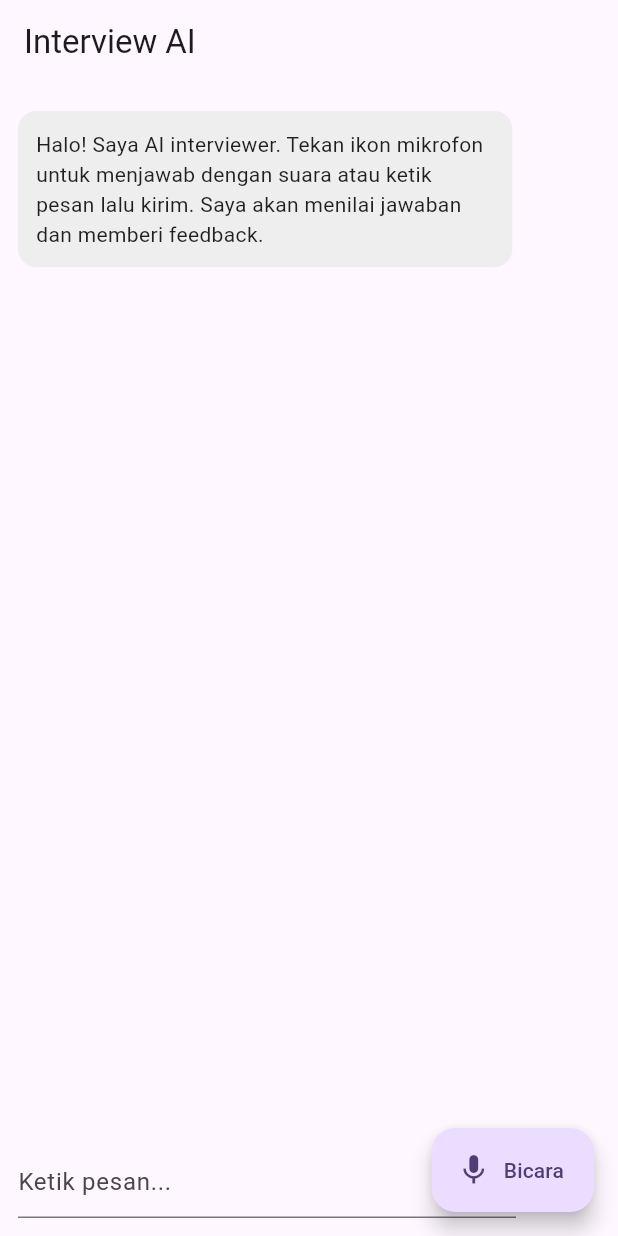
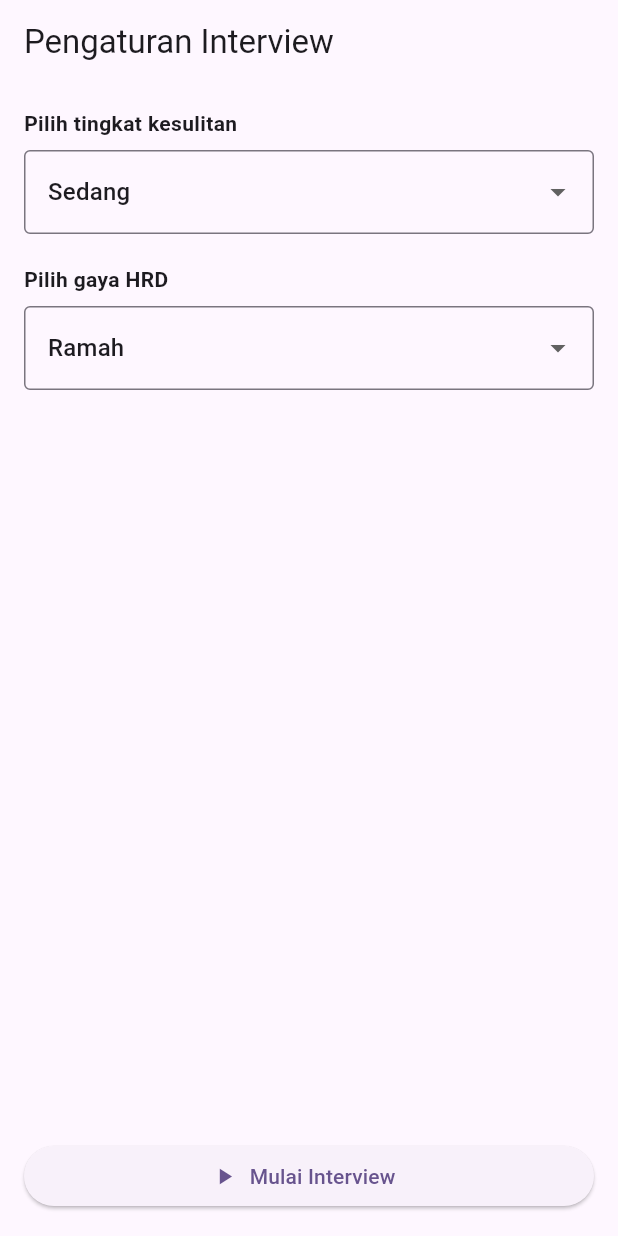
Before and after one commit to iqbalbayuaji/flutter_interview_ai, a Flutter app: the screen it shows after launch, on a phone screen of 412 x 824 dp. Run offline on Flutter 3.47's test engine with Material 3 defaults, Android fonts, the phone set to English and light mode, and no system bars; our stand-ins replace flutter_dotenv, flutter_tts, get, speech_to_text.

Commit message:
[+] Update Interview Options

```diff
--- a/lib/main.dart
+++ b/lib/main.dart
@@ -1,7 +1,7 @@
 import 'package:flutter/material.dart';
 import 'package:get/get.dart';
-import 'pages/chat_page.dart';
 import 'package:flutter_dotenv/flutter_dotenv.dart';
+import 'pages/setup_page.dart';
 
 Future<void> main() async {
   WidgetsFlutterBinding.ensureInitialized();
@@ -21,7 +21,7 @@ class MyApp extends StatelessWidget {
         colorScheme: ColorScheme.fromSeed(seedColor: Colors.deepPurple),
         useMaterial3: true,
       ),
-      home: ChatPage(),
+      home: const SetupPage(),
       debugShowCheckedModeBanner: false,
     );
   }
--- /dev/null
+++ b/lib/models/interview_config.dart
@@ -0,0 +1,6 @@
+class InterviewConfig {
+  final String difficulty; // easy, medium, hard
+  final String hrdStyle; // friendly, strict, technical, behavioral
+
+  const InterviewConfig({required this.difficulty, required this.hrdStyle});
+}
--- a/lib/pages/chat_page.dart
+++ b/lib/pages/chat_page.dart
@@ -3,11 +3,13 @@ import 'package:get/get.dart';
 
 import '../controllers/chat_controller.dart';
 import '../models/message.dart';
+import '../models/interview_config.dart';
 
 class ChatPage extends StatelessWidget {
   ChatPage({super.key});
 
-  final c = Get.put(ChatController());
+  final InterviewConfig _config = Get.arguments as InterviewConfig;
+  late final ChatController c = Get.put(ChatController(config: _config));
 
   @override
   Widget build(BuildContext context) {
--- /dev/null
+++ b/lib/pages/setup_page.dart
@@ -0,0 +1,86 @@
+import 'package:flutter/material.dart';
+import 'package:get/get.dart';
+
+import '../models/interview_config.dart';
+import 'chat_page.dart';
+
+class SetupPage extends StatefulWidget {
+  const SetupPage({super.key});
+
+  @override
+  State<SetupPage> createState() => _SetupPageState();
+}
+
+class _SetupPageState extends State<SetupPage> {
+  String _difficulty = 'medium';
+  String _hrdStyle = 'friendly';
+
+  final _difficulties = const [
+    {'label': 'Mudah', 'value': 'easy'},
+    {'label': 'Sedang', 'value': 'medium'},
+    {'label': 'Sulit', 'value': 'hard'},
+  ];
+
+  final _styles = const [
+    {'label': 'Ramah', 'value': 'friendly'},
+    {'label': 'Tegas', 'value': 'strict'},
+    {'label': 'Teknis', 'value': 'technical'},
+    {'label': 'Behavioral', 'value': 'behavioral'},
+  ];
+
+  void _start() {
+    final cfg = InterviewConfig(difficulty: _difficulty, hrdStyle: _hrdStyle);
+    Get.to(() => ChatPage(), arguments: cfg);
+  }
+
+  @override
+  Widget build(BuildContext context) {
+    return Scaffold(
+      appBar: AppBar(title: const Text('Pengaturan Interview')),
+      body: Padding(
+        padding: const EdgeInsets.all(16),
+        child: Column(
+          crossAxisAlignment: CrossAxisAlignment.start,
+          children: [
+            const Text('Pilih tingkat kesulitan', style: TextStyle(fontWeight: FontWeight.bold)),
+            const SizedBox(height: 8),
+            DropdownButtonFormField<String>(
+              value: _difficulty,
+              decoration: const InputDecoration(border: OutlineInputBorder()),
+              items: _difficulties
+                  .map((e) => DropdownMenuItem(
+                        value: e['value']!,
+                        child: Text(e['label']!),
+                      ))
+                  .toList(),
+              onChanged: (v) => setState(() => _difficulty = v ?? _difficulty),
+            ),
+            const SizedBox(height: 20),
+            const Text('Pilih gaya HRD', style: TextStyle(fontWeight: FontWeight.bold)),
+            const SizedBox(height: 8),
+            DropdownButtonFormField<String>(
+              value: _hrdStyle,
+              decoration: const InputDecoration(border: OutlineInputBorder()),
+              items: _styles
+                  .map((e) => DropdownMenuItem(
+                        value: e['value']!,
+                        child: Text(e['label']!),
+                      ))
+                  .toList(),
+              onChanged: (v) => setState(() => _hrdStyle = v ?? _hrdStyle),
+            ),
+            const Spacer(),
+            SizedBox(
+              width: double.infinity,
+              child: ElevatedButton.icon(
+                icon: const Icon(Icons.play_arrow),
+                label: const Text('Mulai Interview'),
+                onPressed: _start,
+              ),
+            )
+          ],
+        ),
+      ),
+    );
+  }
+}
```
Also changed, not shown: lib/controllers/chat_controller.dart (+42 -5 lines).
